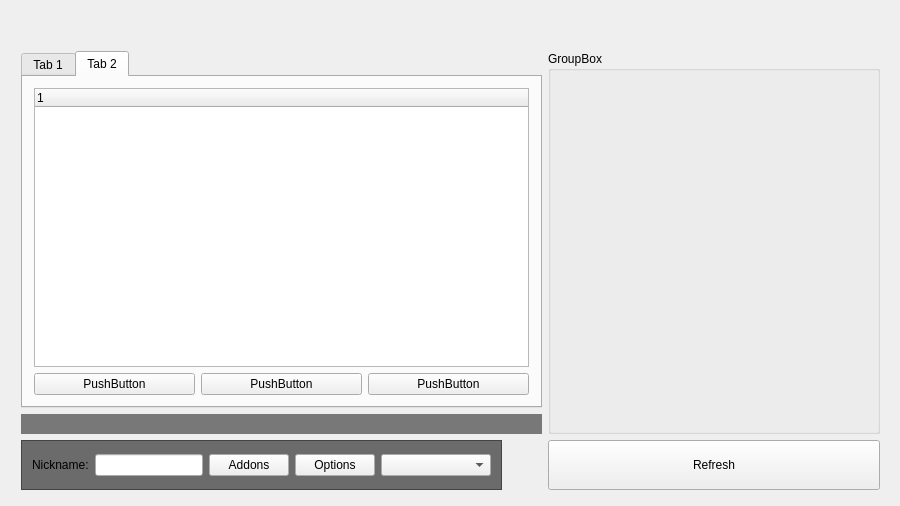
Qt form g1o-client/gothic1/launcher/SLauncher.ui (DamianQualshy/Gothic1Online) before a commit.
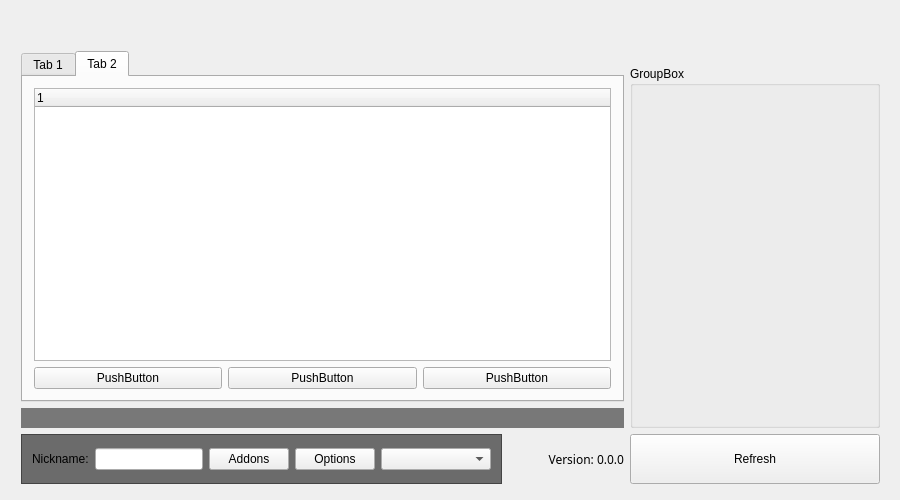
The same form after that commit. Icons and pictures are not drawn.

Commit message: Update launcher looks and add german localization

Patch:
```diff
--- a/g1o-client/gothic1/launcher/SLauncher.ui
+++ b/g1o-client/gothic1/launcher/SLauncher.ui
@@ -7,9 +7,21 @@
     <x>0</x>
     <y>0</y>
     <width>900</width>
-    <height>506</height>
+    <height>500</height>
    </rect>
   </property>
+  <property name="minimumSize">
+   <size>
+    <width>900</width>
+    <height>500</height>
+   </size>
+  </property>
+  <property name="maximumSize">
+   <size>
+    <width>900</width>
+    <height>500</height>
+   </size>
+  </property>
   <property name="windowTitle">
    <string>SLauncher</string>
   </property>
@@ -19,7 +31,7 @@
      <x>10</x>
      <y>20</y>
      <width>881</width>
-     <height>481</height>
+     <height>475</height>
     </rect>
    </property>
    <layout class="QGridLayout" name="gridLayout">
@@ -132,6 +144,22 @@
         </property>
        </spacer>
       </item>
+      <item>
+       <widget class="QLabel" name="labelVersion">
+        <property name="font">
+         <font>
+          <family>Sans</family>
+          <pointsize>9</pointsize>
+         </font>
+        </property>
+        <property name="text">
+         <string>Version: 0.0.0</string>
+        </property>
+        <property name="alignment">
+         <set>Qt::AlignRight|Qt::AlignTrailing|Qt::AlignVCenter</set>
+        </property>
+       </widget>
+      </item>
      </layout>
     </item>
     <item row="3" column="1">
@@ -251,17 +279,62 @@
      </widget>
     </item>
     <item row="1" column="1" rowspan="2">
+     <layout class="QVBoxLayout" name="verticalLayoutInfoColumn">
+      <property name="spacing">
+       <number>0</number>
+      </property>
+      <item>
+       <spacer name="verticalInfoSpacer">
+        <property name="orientation">
+         <enum>Qt::Vertical</enum>
+        </property>
+        <property name="sizeType">
+         <enum>QSizePolicy::Fixed</enum>
+        </property>
+        <property name="sizeHint" stdset="0">
+         <size>
+          <width>20</width>
+          <height>15</height>
+         </size>
+        </property>
+       </spacer>
+      </item>
+      <item>
      <widget class="QGroupBox" name="gboxInfo">
+        <property name="sizePolicy">
+         <sizepolicy hsizetype="Minimum" vsizetype="Minimum">
+          <horstretch>0</horstretch>
+          <verstretch>0</verstretch>
+         </sizepolicy>
+        </property>
       <property name="minimumSize">
        <size>
         <width>250</width>
         <height>0</height>
        </size>
       </property>
+        <property name="maximumSize">
+         <size>
+          <width>250</width>
+          <height>16777215</height>
+         </size>
+        </property>
       <property name="title">
        <string>GroupBox</string>
       </property>
       <layout class="QVBoxLayout" name="verticalLayout">
+         <property name="leftMargin">
+          <number>0</number>
+         </property>
+         <property name="topMargin">
+          <number>9</number>
+         </property>
+         <property name="rightMargin">
+          <number>0</number>
+         </property>
+         <property name="bottomMargin">
+          <number>0</number>
+         </property>
        <item>
         <widget class="QTextBrowser" name="viewDescription">
          <property name="styleSheet">
@@ -274,6 +347,8 @@
        </item>
       </layout>
      </widget>
+      </item>
+     </layout>
     </item>
    </layout>
   </widget>
```
Lines whose indentation alone changed are shown as unchanged. The commit also changes 10 other files.
